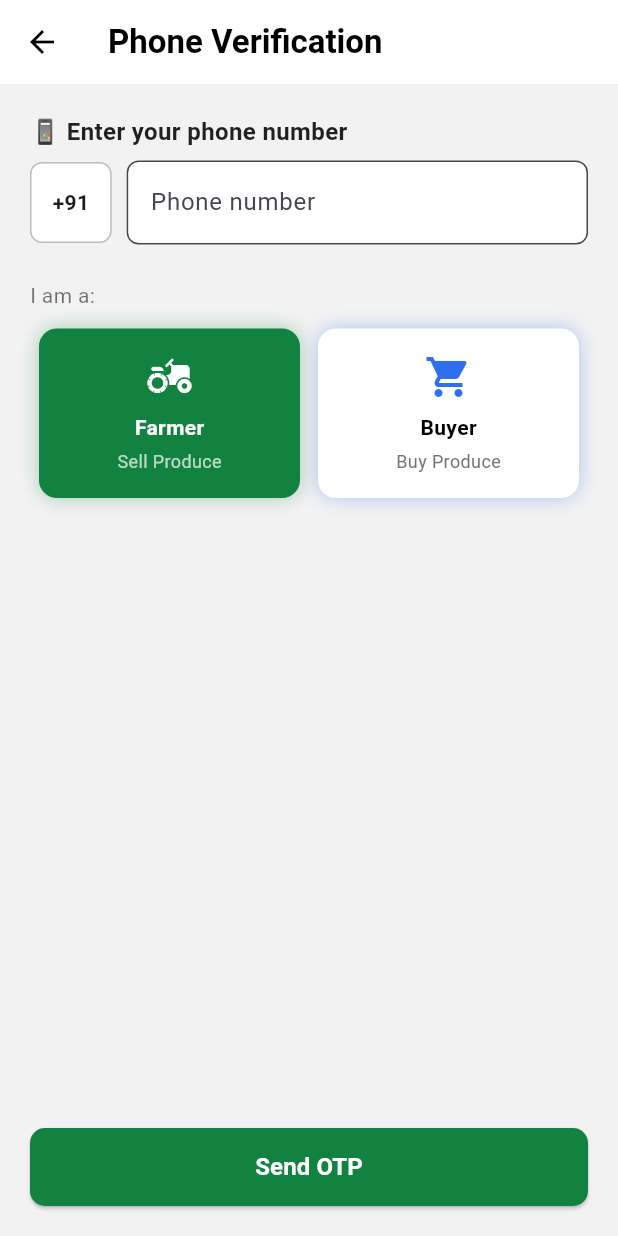
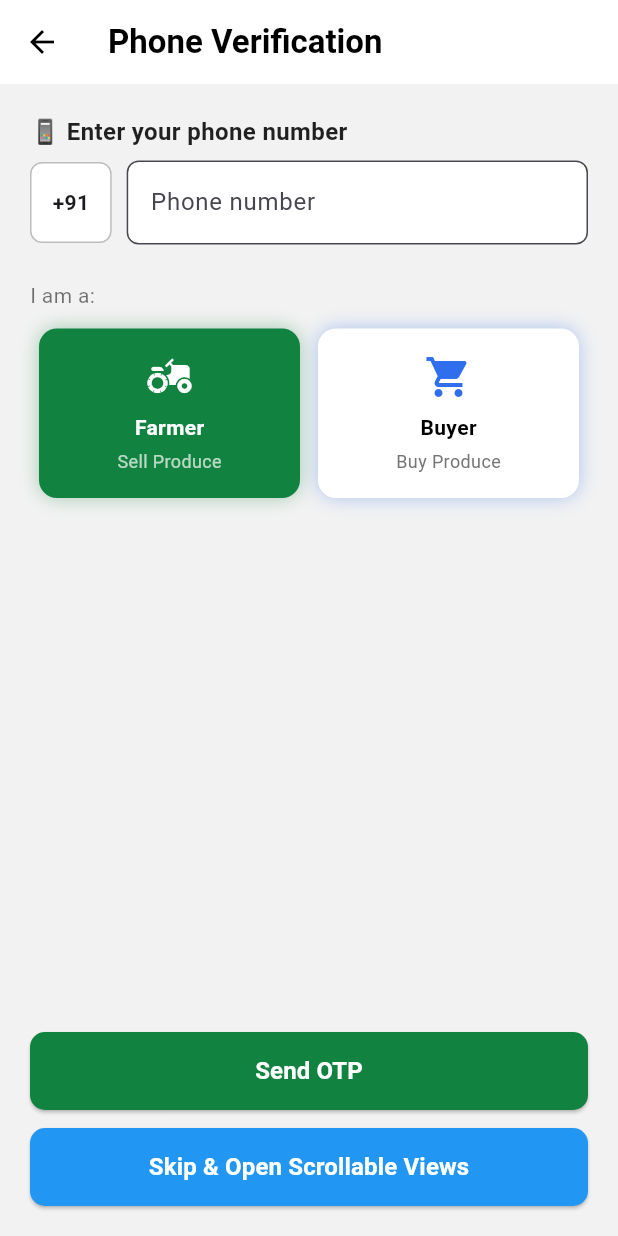
Before and after one commit to kalviumcommunity/S61-1225-Nexa-Flutter-And-Firebase-Market-Bridge, a Flutter app: the screen it shows after launch, after a tap on "Get Started", on a phone screen of 412 x 824 dp. Run offline on Flutter 3.47's test engine with Material 3 defaults, Android fonts, the phone set to English and light mode, and no system bars; our stand-ins replace cloud_firestore, firebase_auth, firebase_core; accounts and stored records are empty.

Commit message:
feat: implemented scrollable layouts using ListView and GridView

```diff
--- a/market_bridge/lib/screens/phone_login_screen.dart
+++ b/market_bridge/lib/screens/phone_login_screen.dart
@@ -226,6 +226,27 @@ class _PhoneLoginScreenState extends State<PhoneLoginScreen> {
                 child: sending ? const CircularProgressIndicator(color: Colors.white) : const Text('Send OTP', style: TextStyle(fontSize: 16, color: Colors.white, fontWeight: FontWeight.w600)),
               ),
             ),
+
+            const SizedBox(height: 12),
+
+            SizedBox(
+              width: double.infinity,
+              height: 52,
+              child: ElevatedButton(
+                onPressed: () {
+                  Navigator.pushNamed(context, '/scrollable');
+                },
+                style: ElevatedButton.styleFrom(
+                  backgroundColor: Colors.blue,
+                  shape: RoundedRectangleBorder(borderRadius: BorderRadius.circular(10)),
+                ),
+                child: const Text(
+                  'Skip & Open Scrollable Views',
+                  style: TextStyle(fontSize: 16, color: Colors.white, fontWeight: FontWeight.w600),
+                ),
+              ),
+            ),
+
           ],
         ),
       ),
```
Also changed, not shown: market_bridge/lib/main.dart (+3 -13 lines), market_bridge/lib/screens/responsive_home.dart (+25 -0 lines), market_bridge/lib/screens/scrollable_views.dart (added, +89 -0 lines), market_bridge/CodeSnippets/GridView.png (added), market_bridge/CodeSnippets/ListView.png (added), 1 other file.
